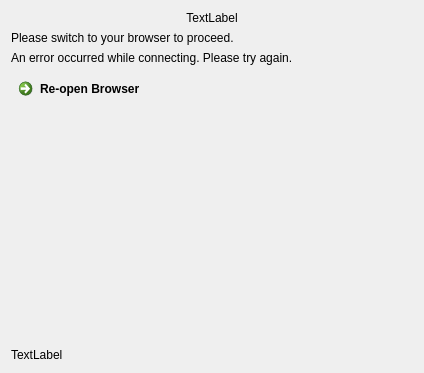
The window that src/gui/wizard/owncloudoauthcredspage.ui (nextcloud/desktop) describes before a commit, drawn with Qt 5.
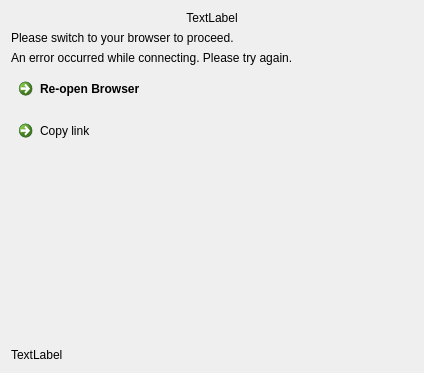
The same window after the commit.

```diff
--- a/src/gui/wizard/owncloudoauthcredspage.ui
+++ b/src/gui/wizard/owncloudoauthcredspage.ui
@@ -57,6 +57,19 @@
      </property>
     </widget>
    </item>
+   <item>
+    <widget class="QCommandLinkButton" name="copyLinkButton">
+     <property name="font">
+      <font>
+       <weight>50</weight>
+       <bold>false</bold>
+      </font>
+     </property>
+     <property name="text">
+      <string>Copy link</string>
+     </property>
+    </widget>
+   </item>
    <item>
     <spacer name="verticalSpacer">
      <property name="orientation">
```
